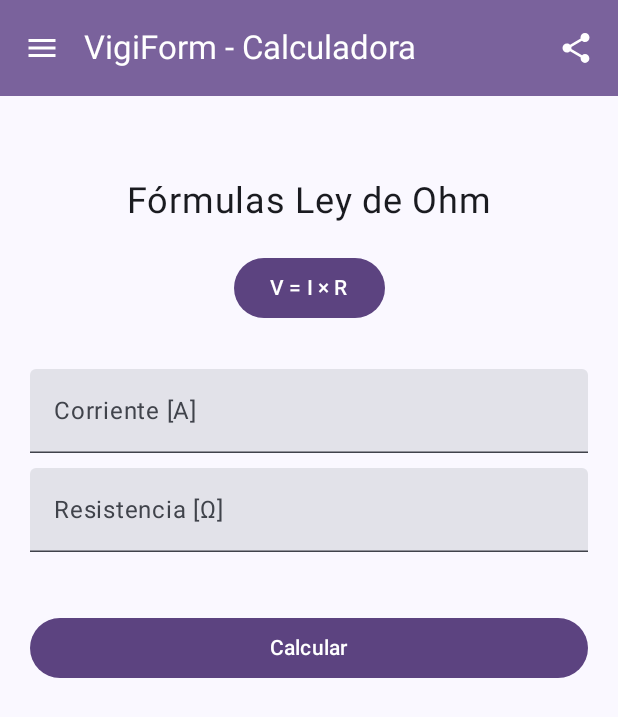
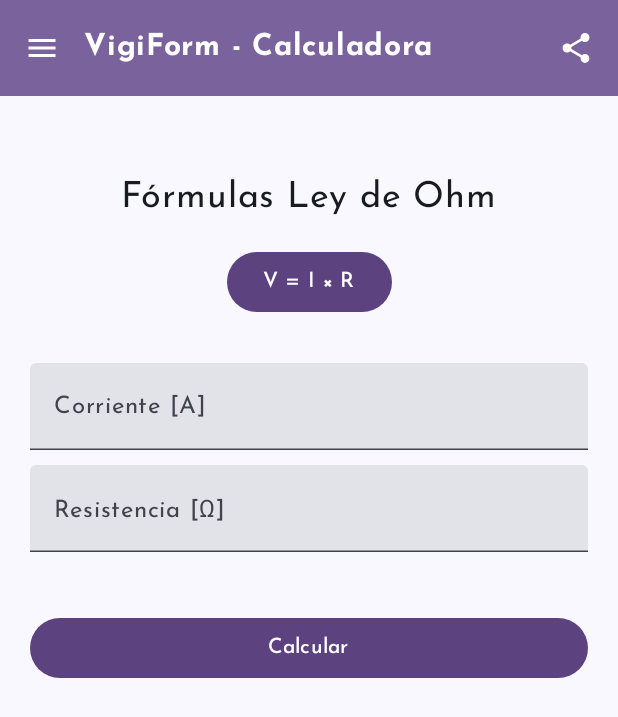
Before and after one commit to Alejandro-Vigi/VigiForm, an Android app built with Jetpack Compose: the screen it shows after launch (MainActivity), on a phone screen of 412 x 824 dp. Shown: the top 717 px of the screen. Run offline under Robolectric (Android 15) with nearby library versions, the phone set to English and light mode, and no system bars.

Commit message:
Añadiendo fuente Josefin_Sans de Google.

```diff
--- a/app/src/main/java/com/example/vigiform/ui/theme/Type.kt
+++ b/app/src/main/java/com/example/vigiform/ui/theme/Type.kt
@@ -2,33 +2,122 @@ package com.example.vigiform.ui.theme
 
 import androidx.compose.material3.Typography
 import androidx.compose.ui.text.TextStyle
+import androidx.compose.ui.text.font.Font
 import androidx.compose.ui.text.font.FontFamily
 import androidx.compose.ui.text.font.FontWeight
 import androidx.compose.ui.unit.sp
+import com.example.vigiform.R
+
+val Family = FontFamily(
+    Font(R.font.josefinsans_bold, FontWeight.Bold),
+    Font(R.font.josefinsans_light, FontWeight.Light),
+    Font(R.font.josefinsans_medium, FontWeight.Medium),
+    Font(R.font.josefinsans_regular, FontWeight.Normal),
+)
 
 // Set of Material typography styles to start with
 val Typography = Typography(
+    displayLarge = TextStyle(
+        fontFamily = Family,
+        fontWeight = FontWeight.Light,
+        fontSize = 30.sp,
+        lineHeight = 38.sp,
+        letterSpacing = (-0.5).sp
+    ),
+    displayMedium = TextStyle(
+        fontFamily = Family,
+        fontWeight = FontWeight.Light,
+        fontSize = 28.sp,
+        lineHeight = 36.sp
+    ),
+    displaySmall = TextStyle(
+        fontFamily = Family,
+        fontWeight = FontWeight.Normal,
+        fontSize = 25.sp,
+        lineHeight = 32.sp
+    ),
+
+    /* Headline Styles */
+    headlineLarge = TextStyle(
+        fontFamily = Family,
+        fontWeight = FontWeight.Bold,
+        fontSize = 24.sp,
+        lineHeight = 32.sp
+    ),
+    headlineMedium = TextStyle(
+        fontFamily = Family,
+        fontWeight = FontWeight.Bold,
+        fontSize = 20.sp,
+        lineHeight = 28.sp
+    ),
+    headlineSmall = TextStyle(
+        fontFamily = Family,
+        fontWeight = FontWeight.Medium,
+        fontSize = 18.sp,
+        lineHeight = 26.sp
+    ),
+
+    titleLarge = TextStyle(
+        fontFamily = Family,
+        fontWeight = FontWeight.Bold,
+        fontSize = 20.sp,
+        lineHeight = 28.sp
+    ),
+    titleMedium = TextStyle(
+        fontFamily = Family,
+        fontWeight = FontWeight.Medium,
+        fontSize = 16.sp,
+        lineHeight = 24.sp,
+        letterSpacing = 0.15.sp
+    ),
+    titleSmall = TextStyle(
+        fontFamily = Family,
+        fontWeight = FontWeight.Medium,
+        fontSize = 14.sp,
+        lineHeight = 20.sp,
+        letterSpacing = 0.1.sp
+    ),
+
     bodyLarge = TextStyle(
-        fontFamily = FontFamily.Default,
+        fontFamily = Family,
         fontWeight = FontWeight.Normal,
         fontSize = 16.sp,
         lineHeight = 24.sp,
         letterSpacing = 0.5.sp
-    )
-    /* Other default text styles to override
-    titleLarge = TextStyle(
-        fontFamily = FontFamily.Default,
+    ),
+    bodyMedium = TextStyle(
+        fontFamily = Family,
         fontWeight = FontWeight.Normal,
-        fontSize = 22.sp,
-        lineHeight = 28.sp,
-        letterSpacing = 0.sp
+        fontSize = 15.sp,
+        lineHeight = 22.sp,
+        letterSpacing = 0.25.sp
+    ),
+    bodySmall = TextStyle(
+        fontFamily = Family,
+        fontWeight = FontWeight.Normal,
+        fontSize = 13.sp,
+        lineHeight = 18.sp
+    ),
+
+    labelLarge = TextStyle(
+        fontFamily = Family,
+        fontWeight = FontWeight.Medium,
+        fontSize = 14.sp,
+        lineHeight = 20.sp,
+        letterSpacing = 0.1.sp
+    ),
+    labelMedium = TextStyle(
+        fontFamily = Family,
+        fontWeight = FontWeight.Medium,
+        fontSize = 12.sp,
+        lineHeight = 16.sp,
+        letterSpacing = 0.5.sp
     ),
     labelSmall = TextStyle(
-        fontFamily = FontFamily.Default,
+        fontFamily = Family,
         fontWeight = FontWeight.Medium,
         fontSize = 11.sp,
-        lineHeight = 16.sp,
+        lineHeight = 14.sp,
         letterSpacing = 0.5.sp
     )
-    */
 )
--- a/app/src/main/res/values/colors.xml
+++ b/app/src/main/res/values/colors.xml
@@ -5,5 +5,5 @@
     <color name="white">#ffffff</color>
     <color name="black">#000000</color>
     <color name="purple_dark">#5c4380</color>
-    <color name="red_error">#5c4380</color>
+    <color name="red_error">#FFCDD2</color>
 </resources>
```
Also changed, not shown: app/src/main/res/font/josefinsans_bold.ttf (added), app/src/main/res/font/josefinsans_light.ttf (added), app/src/main/res/font/josefinsans_medium.ttf (added), app/src/main/res/font/josefinsans_regular.ttf (added), 2 other files.
